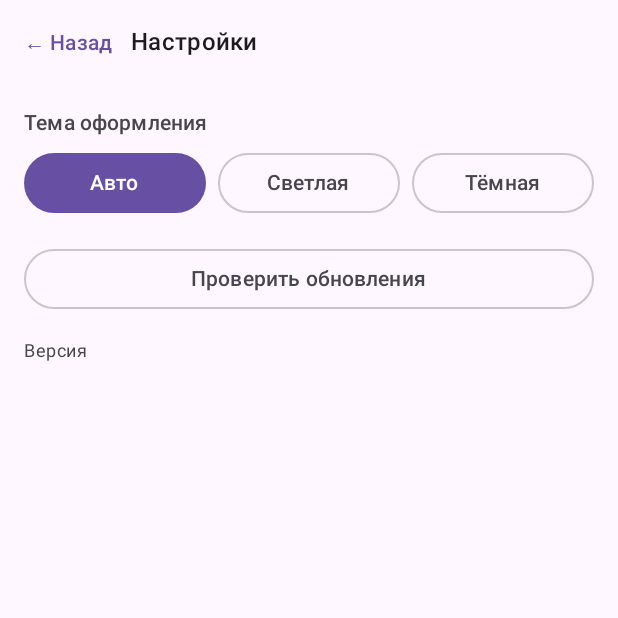
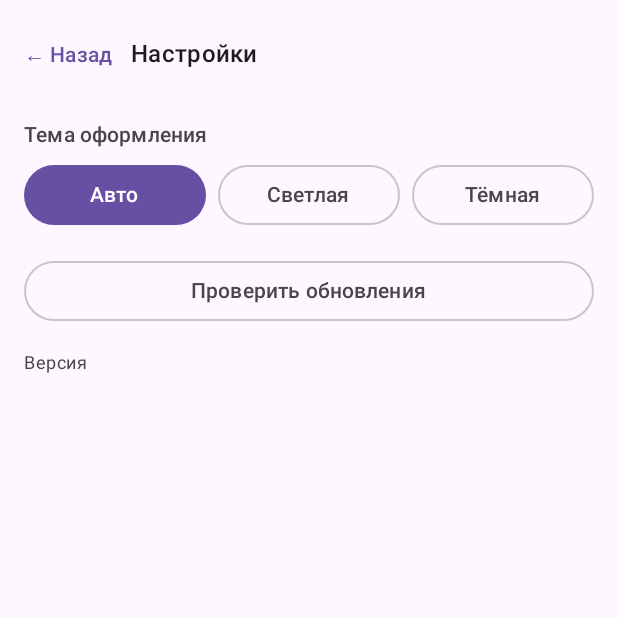
Before and after one commit to Njambo/TgWsProxy-for-phone, an Android app built with Jetpack Compose: the screen it shows after launch (MainActivity), after a tap on an icon or button, on a phone screen of 412 x 824 dp, the top half of it. Run offline under Robolectric (Android 15) with nearby library versions, the phone set to English and light mode, and no system bars.

Commit message:
Отступ от строки состояния

```diff
--- a/android/app/src/main/java/org/tgwsproxy/mobile/MainActivity.kt
+++ b/android/app/src/main/java/org/tgwsproxy/mobile/MainActivity.kt
@@ -27,6 +27,7 @@ import androidx.compose.foundation.layout.fillMaxSize
 import androidx.compose.foundation.layout.fillMaxWidth
 import androidx.compose.foundation.layout.height
 import androidx.compose.foundation.layout.padding
+import androidx.compose.foundation.layout.safeDrawingPadding
 import androidx.compose.foundation.layout.size
 import androidx.compose.foundation.layout.width
 import androidx.compose.foundation.lazy.LazyColumn
@@ -54,6 +55,7 @@ import androidx.compose.material3.darkColorScheme
 import androidx.compose.material3.lightColorScheme
 import androidx.compose.runtime.Composable
 import androidx.compose.runtime.LaunchedEffect
+import androidx.compose.runtime.SideEffect
 import androidx.compose.runtime.collectAsState
 import androidx.compose.runtime.getValue
 import androidx.compose.runtime.mutableStateOf
@@ -65,11 +67,13 @@ import androidx.compose.ui.Modifier
 import androidx.compose.ui.draw.clip
 import androidx.compose.ui.graphics.Color
 import androidx.compose.ui.platform.LocalContext
+import androidx.compose.ui.platform.LocalView
 import androidx.compose.ui.text.font.FontFamily
 import androidx.compose.ui.text.font.FontWeight
 import androidx.compose.ui.unit.dp
 import androidx.compose.ui.unit.sp
 import androidx.core.content.ContextCompat
+import androidx.core.view.WindowCompat
 import kotlinx.coroutines.launch
 import org.tgwsproxy.mobile.core.RouteProbe
 import org.tgwsproxy.mobile.core.parseDomains
@@ -87,10 +91,26 @@ class MainActivity : ComponentActivity() {
                 ThemeMode.Light -> false
                 ThemeMode.Dark -> true
             }
+            val view = LocalView.current
+            SideEffect {
+                // С Android 15 приложение рисуется под системными панелями:
+                // подбираем цвет их значков под выбранную тему.
+                if (Build.VERSION.SDK_INT >= 35) {
+                    val controller = WindowCompat.getInsetsController(window, view)
+                    controller.isAppearanceLightStatusBars = !dark
+                    controller.isAppearanceLightNavigationBars = !dark
+                }
+            }
             MaterialTheme(colorScheme = if (dark) darkColorScheme() else lightColorScheme()) {
                 Surface(
                     modifier = Modifier.fillMaxSize(),
                     color = MaterialTheme.colorScheme.background
+                ) {
+                    Box(
+                        modifier = Modifier
+                            .fillMaxSize()
+                            .safeDrawingPadding()
+                            .padding(top = 8.dp)
                     ) {
                         Screen(
                             themeMode = themeMode,
@@ -99,6 +119,7 @@ class MainActivity : ComponentActivity() {
                                 prefs.edit().putString("theme", mode.name).apply()
                             }
                         )
+                    }
                 }
             }
         }
```
Lines whose indentation alone changed are shown as unchanged.
